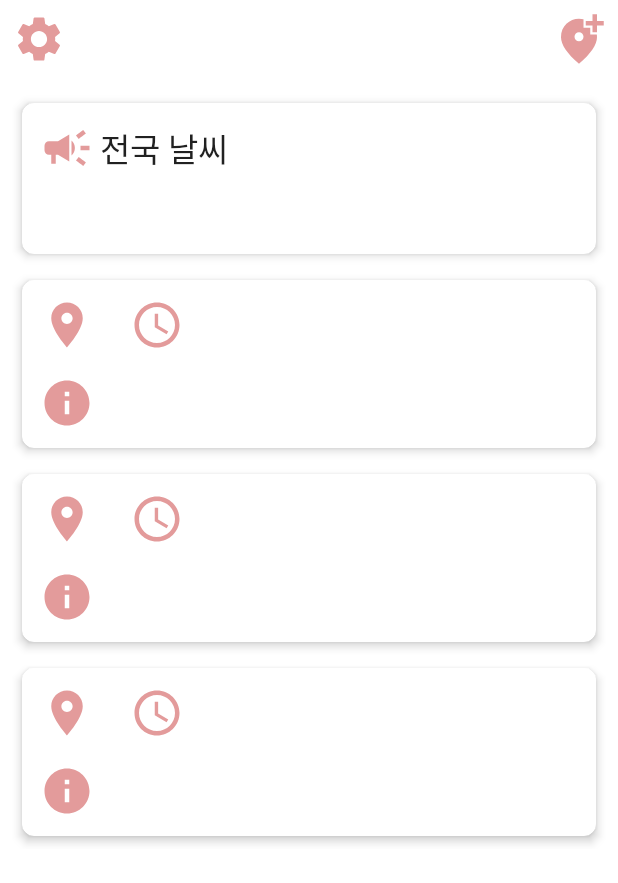
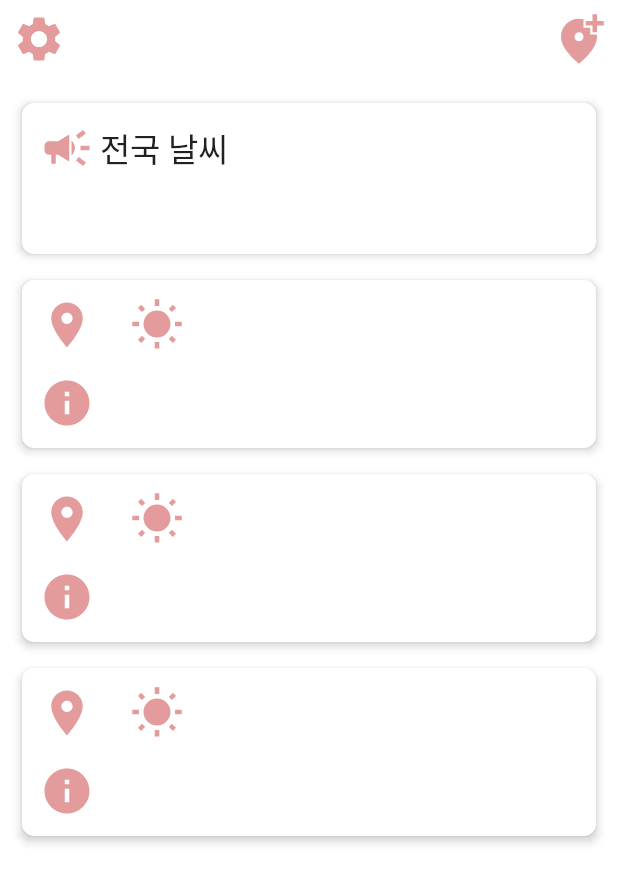
Before and after one commit to Odomhae/WeatherInfo_Android, an Android app: the layout activity_main.xml on its own in the app's theme, with its tools: preview values and no code run, on a phone screen of 412 x 824 dp. Shown: the top 883 px of the screen. Run offline under Robolectric (Android 15) with nearby library versions, the phone set to English and light mode, and no system bars; network calls fail.

```diff
--- a/app/src/main/java/com/odom/briefweatherinfo/db/LocationRealmObject.kt
+++ b/app/src/main/java/com/odom/briefweatherinfo/db/LocationRealmObject.kt
@@ -8,4 +8,5 @@ open class LocationRealmObject : RealmObject() {
     var lat = 0.0
     var lng = 0.0
     var currentTemp = 0.0
+    var main : String? = null
 }
--- a/app/src/main/java/com/odom/briefweatherinfo/util/CurrentWeatherApi.kt
+++ b/app/src/main/java/com/odom/briefweatherinfo/util/CurrentWeatherApi.kt
@@ -14,6 +14,7 @@ interface CurrentWeatherApi {
         @Query("lon") lon: Double?,
         @Query("units") units: String?,
         @Query("appid") appId: String?,
+        @Query("lang") land: String?
 
     ): Call<CurrentWeatherResult>
 
--- /dev/null
+++ b/app/src/main/res/drawable/ic_baseline_wb_sunny_24.xml
@@ -0,0 +1,5 @@
+<vector android:height="24dp" android:tint="#E39B9B"
+    android:viewportHeight="24" android:viewportWidth="24"
+    android:width="24dp" xmlns:android="http://schemas.android.com/apk/res/android">
+    <path android:fillColor="@android:color/white" android:pathData="M6.76,4.84l-1.8,-1.79 -1.41,1.41 1.79,1.79 1.42,-1.41zM4,10.5L1,10.5v2h3v-2zM13,0.55h-2L11,3.5h2L13,0.55zM20.45,4.46l-1.41,-1.41 -1.79,1.79 1.41,1.41 1.79,-1.79zM17.24,18.16l1.79,1.8 1.41,-1.41 -1.8,-1.79 -1.4,1.4zM20,10.5v2h3v-2h-3zM12,5.5c-3.31,0 -6,2.69 -6,6s2.69,6 6,6 6,-2.69 6,-6 -2.69,-6 -6,-6zM11,22.45h2L13,19.5h-2v2.95zM3.55,18.54l1.41,1.41 1.79,-1.8 -1.41,-1.41 -1.79,1.8z"/>
+</vector>
--- a/app/src/main/res/layout/rv_item_weather.xml
+++ b/app/src/main/res/layout/rv_item_weather.xml
@@ -53,7 +53,7 @@
                         android:layout_width="36dp"
                         android:layout_height="36dp"
                         android:layout_marginStart="20dp"
-                        app:srcCompat="@drawable/ic_baseline_access_time_24" />
+                        app:srcCompat="@drawable/ic_baseline_wb_sunny_24" />
 
                     <TextView
                         android:id="@+id/item_currentTemp"
@@ -91,13 +91,12 @@
                         android:textAppearance="@style/TextAppearance.AppCompat.Medium" />
 
                     <TextView
-                        android:id="@+id/item_cityLng"
                         android:layout_width="wrap_content"
                         android:layout_height="wrap_content"
                         android:layout_gravity="center_vertical"
                         android:paddingLeft="4dp"
                         android:paddingStart="4dp"
-                        android:text="@{String.valueOf(locationData.lng)}"
+                        android:text="@{locationData.main}"
                         android:textAppearance="@style/TextAppearance.AppCompat.Medium" />
 
                 </LinearLayout>
--- a/app/src/main/res/values/strings.xml
+++ b/app/src/main/res/values/strings.xml
@@ -1,5 +1,5 @@
 <resources>
-    <string name="app_name">BriefWeatherInfo</string>
+    <string name="app_name">한국 일기예보- 세계날씨</string>
     <string name="tempUnit">온도 단위</string>
     <string name="unit_celsius">°C</string>
     <string name="unit_fahrenheit">°F</string>
```
Also changed, not shown: app/src/main/java/com/odom/briefweatherinfo/MainActivity.kt (+33 -25 lines), app/src/main/java/com/odom/briefweatherinfo/adapter/WeatherRvAdapter.kt (+0 -34 lines).
